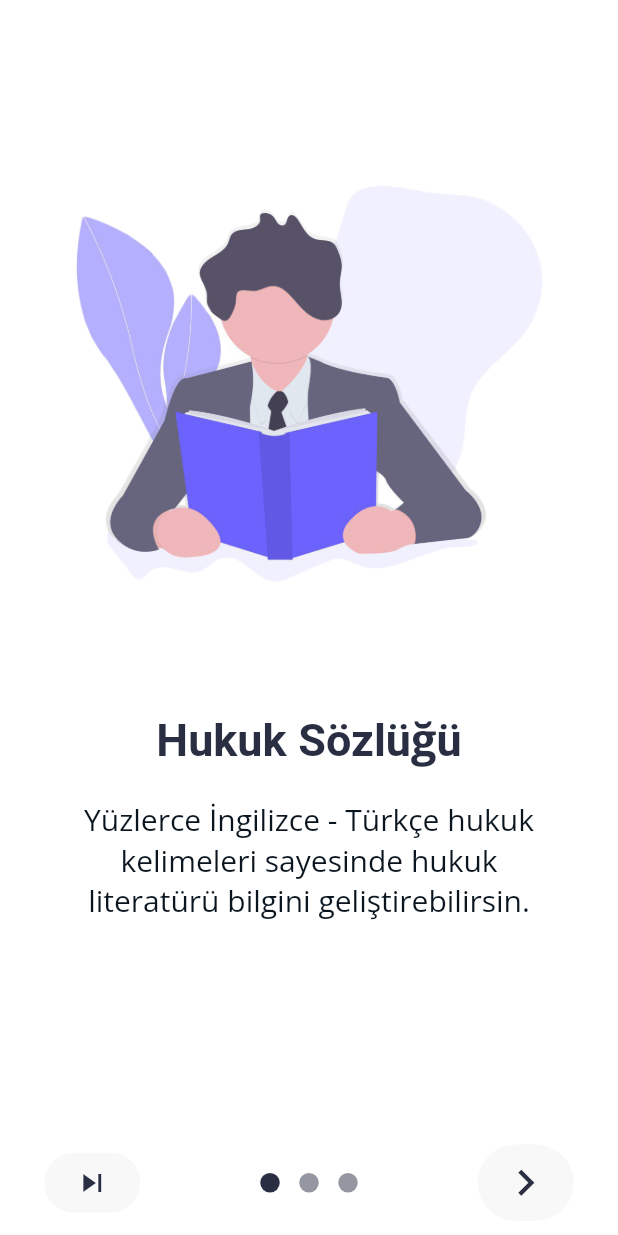
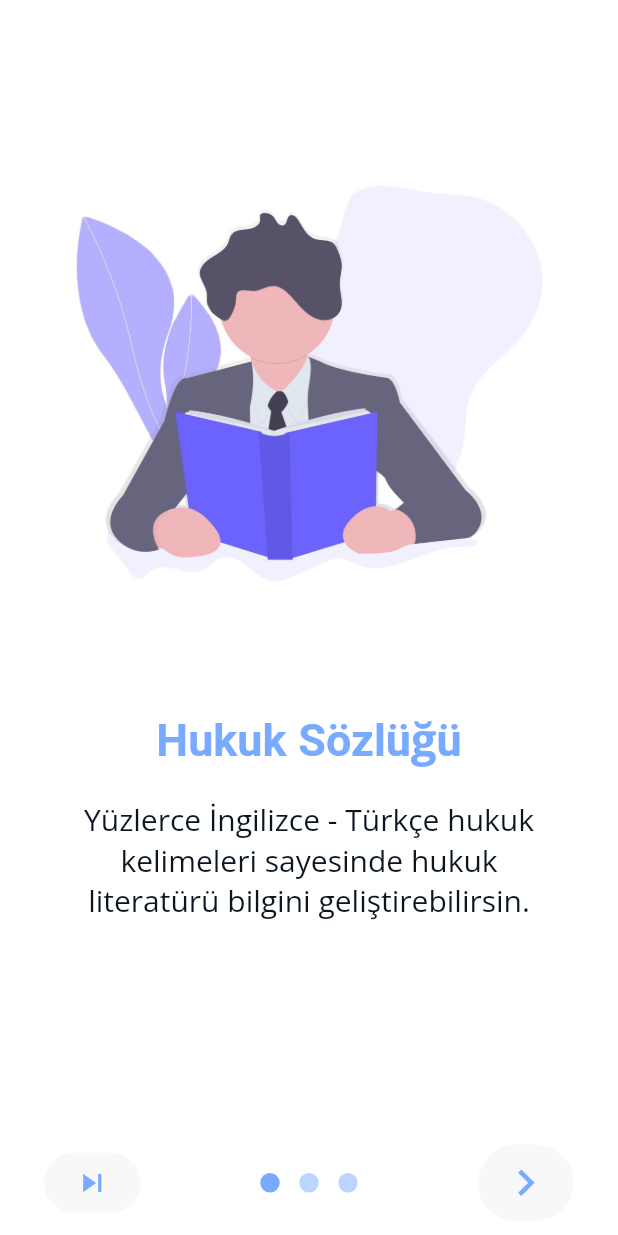
Before and after one commit to merttoptas/engtrhukuksozluk, a Flutter app: the screen it shows after launch, on a phone screen of 412 x 824 dp. Run offline on Flutter 3.47's test engine with Material 2 defaults, Android fonts, the light colour scheme and no system bars; drawn by our look-alikes of intro_slider; our stand-ins replace animated_text_kit, cloud_firestore, firebase_analytics, firebase_crashlytics, firebase_messaging, flip_card and 8 more; missing offline and left inert: algolia, circle_bottom_navigation, firebase_admob; accounts and stored records are empty; generated files the repository leaves out were written again; Roboto replaces fonts that are missing (RobotoMono); statements that could not run were skipped.

Commit message:
finish project

```diff
--- a/lib/data/service/advert_service.dart
+++ b/lib/data/service/advert_service.dart
@@ -29,7 +29,7 @@ class AdvertService {
 
   showBanner(){
      return BannerAd(
-      adUnitId: BannerAd.testAdUnitId,
+      adUnitId: _bannerId,
       size: AdSize.smartBanner,
       targetingInfo:targetingInfo,
       listener: (MobileAdEvent event) {
@@ -42,7 +42,7 @@ class AdvertService {
 
   nativeAd(NativeAdmobType type){
     return  NativeAdmob(
-      adUnitID:"ca-app-pub-3940256099942544/8135179316",
+      adUnitID:_bannerId,
       loading: Center(child: CircularProgressIndicator(),),
       error: null,
       controller: _controller,
--- a/lib/ui/screens/search_page.dart
+++ b/lib/ui/screens/search_page.dart
@@ -139,7 +139,7 @@ class _SearchWordsState extends State<SearchWords> {
               Icons.arrow_back_ios, color: Colors.white,
             ),),
           elevation: 0.5,
-          backgroundColor: Color(0XFF78aaff),
+          backgroundColor: AppConstant.lightPrimary,
           centerTitle: true,
           //backgroundColor: Color(0xFFF8F8F8),
           title: Text(
--- a/lib/ui/widgets/app_bar.dart
+++ b/lib/ui/widgets/app_bar.dart
@@ -15,7 +15,7 @@ class HomeAppBar extends StatelessWidget implements PreferredSizeWidget{
             gradient: LinearGradient(
                 begin: Alignment.centerLeft,
                 end: Alignment.centerRight,
-                colors: [Color(0xFFF8F8F8), Color(0xFFF8F8F8)]),
+                colors: [AppConstant.lightAccent, AppConstant.lightAccent]),
             boxShadow: [BoxShadow(color: Colors.black38, spreadRadius: 0, blurRadius: 10)],
           ),
           child: Align(
--- a/lib/ui/widgets/homeContainer.dart
+++ b/lib/ui/widgets/homeContainer.dart
@@ -55,12 +55,12 @@ class HomeContainerWidget extends StatelessWidget {
               ),
             ),
             Padding(
-              padding: const EdgeInsets.only(right:10.0),
+              padding: const EdgeInsets.only(right:5.0),
               child: Container(
                 width:  queryData.size.height *0.15,
                 foregroundDecoration: BoxDecoration(
                     image: DecorationImage(
-                        fit: BoxFit.fitWidth,
+                        fit: BoxFit.contain,
                         image: assetImage,
                         alignment: Alignment.centerRight
                     )
--- a/lib/ui/widgets/wordsRow.dart
+++ b/lib/ui/widgets/wordsRow.dart
@@ -48,7 +48,7 @@ class WordsRowWidget extends StatelessWidget {
                               child: Container(
                                 child: Icon(
                                   Icons.arrow_forward_ios,
-                                  color: AppConstant.lightAccent,
+                                  color: Colors.black,
                                   size: 18,
                                 )
                               ),
--- a/lib/utils/app_const.dart
+++ b/lib/utils/app_const.dart
@@ -4,7 +4,7 @@ import 'package:google_fonts/google_fonts.dart';
 class AppConstant{
 
   //Colors for theme
-  static final Color lightPrimary = Color(0XFF2A2E43);
+  static final Color lightPrimary = Color(0XFF78aaff);
   static final Color darkPrimary = Color(0xFF0A151F);
   static final Color lightAccent = Color(0xFFF8F8F8);
   static final Color darkAccent = Color(0XFF2A2E43);
```
